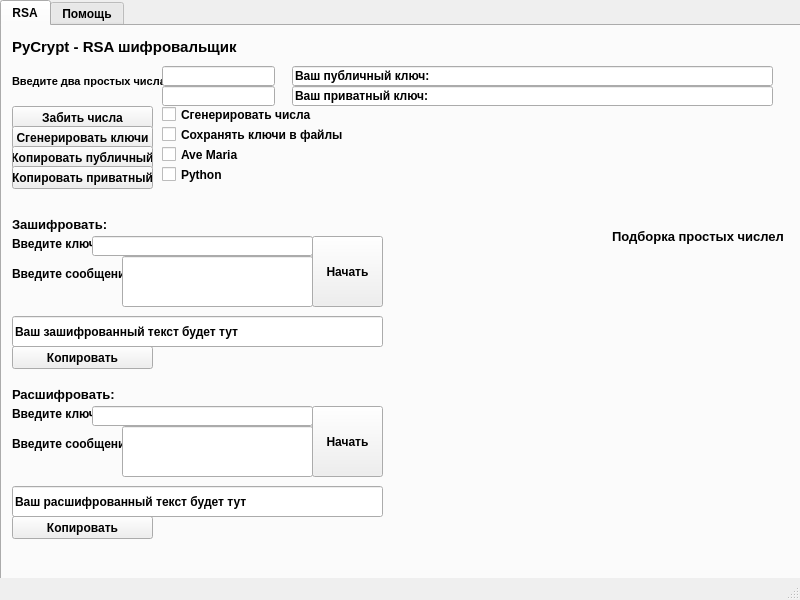
First picture: the form in pycrypt/PyCryptGUI.ui, repository hosboglot/24crypt, before the edit.
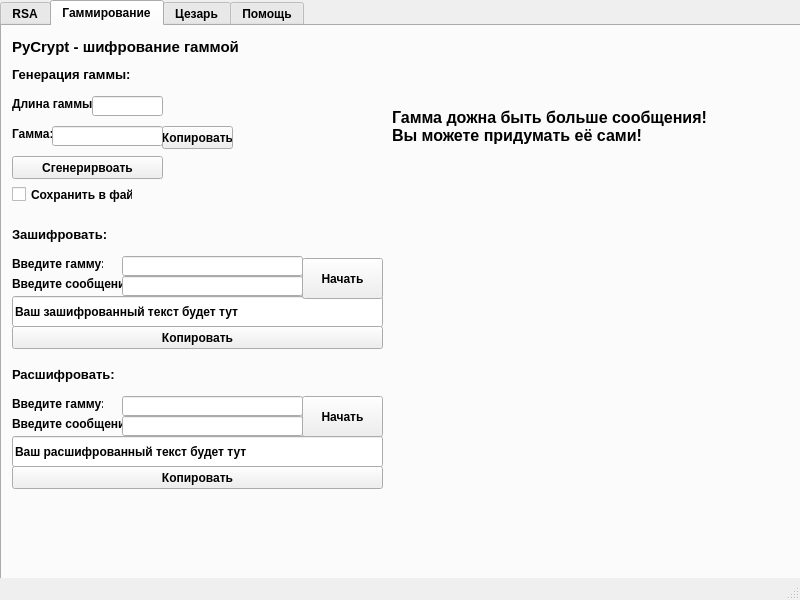
Second picture: the form after the edit. The open tabs and pages were chosen to show the change. Icons and pictures are not drawn.

Diff of the .ui file:
```diff
--- a/pycrypt/PyCryptGUI.ui
+++ b/pycrypt/PyCryptGUI.ui
@@ -320,8 +320,8 @@
      <widget class="QPushButton" name="copyTextEnc">
       <property name="geometry">
        <rect>
-        <x>10</x>
-        <y>320</y>
+        <x>9</x>
+        <y>305</y>
         <width>141</width>
         <height>23</height>
        </rect>
@@ -455,8 +455,8 @@
      <widget class="QPushButton" name="copyTextDec">
       <property name="geometry">
        <rect>
-        <x>10</x>
-        <y>490</y>
+        <x>9</x>
+        <y>477</y>
         <width>141</width>
         <height>23</height>
        </rect>
@@ -573,7 +573,7 @@
      <widget class="QLineEdit" name="publicKey">
       <property name="geometry">
        <rect>
-        <x>290</x>
+        <x>293</x>
         <y>40</y>
         <width>481</width>
         <height>20</height>
@@ -593,7 +593,7 @@
      <widget class="QLineEdit" name="privateKey">
       <property name="geometry">
        <rect>
-        <x>290</x>
+        <x>293</x>
         <y>60</y>
         <width>481</width>
         <height>20</height>
@@ -614,7 +614,7 @@
       <property name="geometry">
        <rect>
         <x>10</x>
-        <y>460</y>
+        <y>449</y>
         <width>371</width>
         <height>31</height>
        </rect>
@@ -634,7 +634,7 @@
       <property name="geometry">
        <rect>
         <x>10</x>
-        <y>290</y>
+        <y>278</y>
         <width>371</width>
         <height>31</height>
        </rect>
@@ -691,6 +691,670 @@
       </property>
      </widget>
     </widget>
+    <widget class="QWidget" name="tab_3">
+     <attribute name="title">
+      <string>Гаммирование</string>
+     </attribute>
+     <widget class="QLabel" name="MainName_2">
+      <property name="geometry">
+       <rect>
+        <x>10</x>
+        <y>10</y>
+        <width>321</width>
+        <height>21</height>
+       </rect>
+      </property>
+      <property name="font">
+       <font>
+        <family>Yu Gothic UI</family>
+        <pointsize>11</pointsize>
+        <weight>75</weight>
+        <bold>true</bold>
+       </font>
+      </property>
+      <property name="text">
+       <string>PyCrypt - шифрование гаммой</string>
+      </property>
+      <property name="textFormat">
+       <enum>Qt::AutoText</enum>
+      </property>
+     </widget>
+     <widget class="QLabel" name="label_5">
+      <property name="geometry">
+       <rect>
+        <x>10</x>
+        <y>40</y>
+        <width>121</width>
+        <height>16</height>
+       </rect>
+      </property>
+      <property name="font">
+       <font>
+        <pointsize>10</pointsize>
+       </font>
+      </property>
+      <property name="text">
+       <string>Генерация гаммы:</string>
+      </property>
+     </widget>
+     <widget class="QLabel" name="label_6">
+      <property name="geometry">
+       <rect>
+        <x>10</x>
+        <y>70</y>
+        <width>81</width>
+        <height>16</height>
+       </rect>
+      </property>
+      <property name="text">
+       <string>Длина гаммы:</string>
+      </property>
+     </widget>
+     <widget class="QLineEdit" name="lenGam">
+      <property name="geometry">
+       <rect>
+        <x>90</x>
+        <y>70</y>
+        <width>71</width>
+        <height>20</height>
+       </rect>
+      </property>
+     </widget>
+     <widget class="QLabel" name="label_7">
+      <property name="geometry">
+       <rect>
+        <x>10</x>
+        <y>100</y>
+        <width>41</width>
+        <height>16</height>
+       </rect>
+      </property>
+      <property name="text">
+       <string>Гамма:</string>
+      </property>
+     </widget>
+     <widget class="QLineEdit" name="GenGamWin">
+      <property name="geometry">
+       <rect>
+        <x>50</x>
+        <y>100</y>
+        <width>111</width>
+        <height>20</height>
+       </rect>
+      </property>
+     </widget>
+     <widget class="QPushButton" name="GenGamBut">
+      <property name="geometry">
+       <rect>
+        <x>10</x>
+        <y>130</y>
+        <width>151</width>
+        <height>23</height>
+       </rect>
+      </property>
+      <property name="text">
+       <string>Сгенерирвоать</string>
+      </property>
+     </widget>
+     <widget class="QCheckBox" name="checkFileGam">
+      <property name="geometry">
+       <rect>
+        <x>10</x>
+        <y>160</y>
+        <width>121</width>
+        <height>17</height>
+       </rect>
+      </property>
+      <property name="text">
+       <string>Сохранить в файл</string>
+      </property>
+     </widget>
+     <widget class="QLabel" name="inputToX_2">
+      <property name="geometry">
+       <rect>
+        <x>10</x>
+        <y>200</y>
+        <width>121</width>
+        <height>16</height>
+       </rect>
+      </property>
+      <property name="font">
+       <font>
+        <family>Yu Gothic UI</family>
+        <pointsize>10</pointsize>
+        <weight>75</weight>
+        <bold>true</bold>
+       </font>
+      </property>
+      <property name="text">
+       <string>Зашифровать:</string>
+      </property>
+     </widget>
+     <widget class="QLabel" name="label_15">
+      <property name="geometry">
+       <rect>
+        <x>10</x>
+        <y>230</y>
+        <width>91</width>
+        <height>16</height>
+       </rect>
+      </property>
+      <property name="text">
+       <string>Введите гамму:</string>
+      </property>
+     </widget>
+     <widget class="QLineEdit" name="gmaEncInp">
+      <property name="geometry">
+       <rect>
+        <x>120</x>
+        <y>230</y>
+        <width>181</width>
+        <height>20</height>
+       </rect>
+      </property>
+     </widget>
+     <widget class="QLabel" name="label_16">
+      <property name="geometry">
+       <rect>
+        <x>10</x>
+        <y>250</y>
+        <width>121</width>
+        <height>16</height>
+       </rect>
+      </property>
+      <property name="text">
+       <string>Введите сообщение:</string>
+      </property>
+     </widget>
+     <widget class="QLineEdit" name="msgGamEncInp">
+      <property name="geometry">
+       <rect>
+        <x>120</x>
+        <y>250</y>
+        <width>181</width>
+        <height>20</height>
+       </rect>
+      </property>
+     </widget>
+     <widget class="QLineEdit" name="getCiGam">
+      <property name="geometry">
+       <rect>
+        <x>10</x>
+        <y>270</y>
+        <width>371</width>
+        <height>31</height>
+       </rect>
+      </property>
+      <property name="font">
+       <font>
+        <family>Yu Gothic UI</family>
+        <weight>75</weight>
+        <bold>true</bold>
+       </font>
+      </property>
+      <property name="text">
+       <string>Ваш зашифрованный текст будет тут</string>
+      </property>
+     </widget>
+     <widget class="QPushButton" name="encGamStart">
+      <property name="geometry">
+       <rect>
+        <x>300</x>
+        <y>232</y>
+        <width>81</width>
+        <height>41</height>
+       </rect>
+      </property>
+      <property name="text">
+       <string>Начать</string>
+      </property>
+     </widget>
+     <widget class="QLabel" name="inputForX_3">
+      <property name="geometry">
+       <rect>
+        <x>10</x>
+        <y>340</y>
+        <width>111</width>
+        <height>16</height>
+       </rect>
+      </property>
+      <property name="font">
+       <font>
+        <family>Yu Gothic UI</family>
+        <pointsize>10</pointsize>
+        <weight>75</weight>
+        <bold>true</bold>
+       </font>
+      </property>
+      <property name="text">
+       <string>Расшифровать:</string>
+      </property>
+     </widget>
+     <widget class="QLabel" name="label_17">
+      <property name="geometry">
+       <rect>
+        <x>10</x>
+        <y>370</y>
+        <width>91</width>
+        <height>16</height>
+       </rect>
+      </property>
+      <property name="text">
+       <string>Введите гамму:</string>
+      </property>
+     </widget>
+     <widget class="QLineEdit" name="gmaDecInp">
+      <property name="geometry">
+       <rect>
+        <x>120</x>
+        <y>370</y>
+        <width>181</width>
+        <height>20</height>
+       </rect>
+      </property>
+     </widget>
+     <widget class="QLabel" name="label_18">
+      <property name="geometry">
+       <rect>
+        <x>10</x>
+        <y>390</y>
+        <width>121</width>
+        <height>16</height>
+       </rect>
+      </property>
+      <property name="text">
+       <string>Введите сообщение:</string>
+      </property>
+     </widget>
+     <widget class="QLineEdit" name="msgGamDecInp">
+      <property name="geometry">
+       <rect>
+        <x>120</x>
+        <y>390</y>
+        <width>181</width>
+        <height>20</height>
+       </rect>
+      </property>
+     </widget>
+     <widget class="QLineEdit" name="getResGam">
+      <property name="geometry">
+       <rect>
+        <x>10</x>
+        <y>410</y>
+        <width>371</width>
+        <height>31</height>
+       </rect>
+      </property>
+      <property name="font">
+       <font>
+        <family>Yu Gothic UI</family>
+        <weight>75</weight>
+        <bold>true</bold>
+       </font>
+      </property>
+      <property name="text">
+       <string>Ваш расшифрованный текст будет тут</string>
+      </property>
+     </widget>
+     <widget class="QPushButton" name="decGamStart">
+      <property name="geometry">
+       <rect>
+        <x>300</x>
+        <y>370</y>
+        <width>81</width>
+        <height>41</height>
+       </rect>
+      </property>
+      <property name="text">
+       <string>Начать</string>
+      </property>
+     </widget>
+     <widget class="QPushButton" name="copyGam">
+      <property name="geometry">
+       <rect>
+        <x>160</x>
+        <y>100</y>
+        <width>71</width>
+        <height>23</height>
+       </rect>
+      </property>
+      <property name="font">
+       <font>
+        <family>Yu Gothic UI</family>
+        <weight>75</weight>
+        <bold>true</bold>
+       </font>
+      </property>
+      <property name="text">
+       <string>Копировать</string>
+      </property>
+     </widget>
+     <widget class="QLabel" name="warningGam">
+      <property name="geometry">
+       <rect>
+        <x>390</x>
+        <y>60</y>
+        <width>371</width>
+        <height>81</height>
+       </rect>
+      </property>
+      <property name="font">
+       <font>
+        <family>Yu Gothic UI</family>
+        <pointsize>12</pointsize>
+        <weight>75</weight>
+        <bold>true</bold>
+       </font>
+      </property>
+      <property name="text">
+       <string>Гамма дожна быть больше сообщения!
+Вы можете придумать её сами!</string>
+      </property>
+     </widget>
+     <widget class="QPushButton" name="copyEncMsgGam">
+      <property name="geometry">
+       <rect>
+        <x>10</x>
+        <y>300</y>
+        <width>371</width>
+        <height>23</height>
+       </rect>
+      </property>
+      <property name="text">
+       <string>Копировать</string>
+      </property>
+     </widget>
+     <widget class="QPushButton" name="copyDecMsgGam">
+      <property name="geometry">
+       <rect>
+        <x>10</x>
+        <y>440</y>
+        <width>371</width>
+        <height>23</height>
+       </rect>
+      </property>
+      <property name="text">
+       <string>Копировать</string>
+      </property>
+     </widget>
+    </widget>
+    <widget class="QWidget" name="tab_4">
+     <attribute name="title">
+      <string>Цезарь</string>
+     </attribute>
+     <widget class="QLabel" name="MainName_3">
+      <property name="geometry">
+       <rect>
+        <x>10</x>
+        <y>10</y>
+        <width>321</width>
+        <height>21</height>
+       </rect>
+      </property>
+      <property name="font">
+       <font>
+        <family>Yu Gothic UI</family>
+        <pointsize>11</pointsize>
+        <weight>75</weight>
+        <bold>true</bold>
+       </font>
+      </property>
+      <property name="text">
+       <string>PyCrypt - шифр Цезаря</string>
+      </property>
+      <property name="textFormat">
+       <enum>Qt::AutoText</enum>
+      </property>
+     </widget>
+     <widget class="QLabel" name="label_8">
+      <property name="geometry">
+       <rect>
+        <x>10</x>
+        <y>40</y>
+        <width>51</width>
+        <height>16</height>
+       </rect>
+      </property>
+      <property name="font">
+       <font>
+        <pointsize>10</pointsize>
+       </font>
+      </property>
+      <property name="text">
+       <string>Сдвиг:</string>
+      </property>
+     </widget>
+     <widget class="QLineEdit" name="sdvig">
+      <property name="geometry">
+       <rect>
+        <x>50</x>
+        <y>40</y>
+        <width>71</width>
+        <height>20</height>
+       </rect>
+      </property>
+      <property name="text">
+       <string>1</string>
+      </property>
+     </widget>
+     <widget class="QLabel" name="inputToX_3">
+      <property name="geometry">
+       <rect>
+        <x>10</x>
+        <y>90</y>
+        <width>121</width>
+        <height>16</height>
+       </rect>
+      </property>
+      <property name="font">
+       <font>
+        <family>Yu Gothic UI</family>
+        <pointsize>10</pointsize>
+        <weight>75</weight>
+        <bold>true</bold>
+       </font>
+      </property>
+      <property name="text">
+       <string>Зашифровать:</string>
+      </property>
+     </widget>
+     <widget class="QLabel" name="label_19">
+      <property name="geometry">
+       <rect>
+        <x>10</x>
+        <y>120</y>
+        <width>141</width>
+        <height>16</height>
+       </rect>
+      </property>
+      <property name="font">
+       <font>
+        <family>Yu Gothic UI</family>
+        <pointsize>10</pointsize>
+        <weight>75</weight>
+        <bold>true</bold>
+       </font>
+      </property>
+      <property name="text">
+       <string>Введите сообщение:</string>
+      </property>
+     </widget>
+     <widget class="QLineEdit" name="CeMsgE">
+      <property name="geometry">
+       <rect>
+        <x>140</x>
+        <y>120</y>
+        <width>181</width>
+        <height>20</height>
+       </rect>
+      </property>
+     </widget>
+     <widget class="QLineEdit" name="CeMsgEout">
+      <property name="geometry">
+       <rect>
+        <x>10</x>
+        <y>140</y>
+        <width>311</width>
+        <height>31</height>
+       </rect>
+      </property>
+      <property name="font">
+       <font>
+        <family>Yu Gothic UI</family>
+        <weight>75</weight>
+        <bold>true</bold>
+       </font>
+      </property>
+      <property name="text">
+       <string>Ваш зашифрованный текст будет тут</string>
+      </property>
+     </widget>
+     <widget class="QPushButton" name="CeStartE">
+      <property name="geometry">
+       <rect>
+        <x>320</x>
+        <y>120</y>
+        <width>81</width>
+        <height>51</height>
+       </rect>
+      </property>
+      <property name="text">
+       <string>Начать</string>
+      </property>
+     </widget>
+     <widget class="QLabel" name="inputForX_4">
+      <property name="geometry">
+       <rect>
+        <x>10</x>
+        <y>210</y>
+        <width>111</width>
+        <height>16</height>
+       </rect>
+      </property>
+      <property name="font">
+       <font>
+        <family>Yu Gothic UI</family>
+        <pointsize>10</pointsize>
+        <weight>75</weight>
+        <bold>true</bold>
+       </font>
+      </property>
+      <property name="text">
+       <string>Расшифровать:</string>
+      </property>
+     </widget>
+     <widget class="QLabel" name="label_20">
+      <property name="geometry">
+       <rect>
+        <x>10</x>
+        <y>240</y>
+        <width>131</width>
+        <height>16</height>
+       </rect>
+      </property>
+      <property name="font">
+       <font>
+        <family>Yu Gothic UI</family>
+        <pointsize>10</pointsize>
+        <weight>75</weight>
+        <bold>true</bold>
+       </font>
+      </property>
+      <property name="text">
+       <string>Введите сообщение:</string>
+      </property>
+     </widget>
+     <widget class="QLineEdit" name="CeMsgD">
+      <property name="geometry">
+       <rect>
+        <x>140</x>
+        <y>240</y>
+        <width>181</width>
+        <height>20</height>
+       </rect>
+      </property>
+     </widget>
+     <widget class="QLineEdit" name="CeMsgDout">
+      <property name="geometry">
+       <rect>
+        <x>10</x>
+        <y>260</y>
+        <width>311</width>
+        <height>31</height>
+       </rect>
+      </property>
+      <property name="font">
+       <font>
+        <family>Yu Gothic UI</family>
+        <weight>75</weight>
+        <bold>true</bold>
+       </font>
+      </property>
+      <property name="text">
+       <string>Ваш расшифрованный текст будет тут</string>
+      </property>
+     </widget>
+     <widget class="QPushButton" name="CeStartD">
+      <property name="geometry">
+       <rect>
+        <x>320</x>
+        <y>240</y>
+        <width>81</width>
+        <height>51</height>
+       </rect>
+      </property>
+      <property name="text">
+       <string>Начать</string>
+      </property>
+     </widget>
+     <widget class="QLabel" name="warningCe">
+      <property name="geometry">
+       <rect>
+        <x>10</x>
+        <y>320</y>
+        <width>391</width>
+        <height>51</height>
+       </rect>
+      </property>
+      <property name="font">
+       <font>
+        <family>Yu Gothic UI</family>
+        <pointsize>12</pointsize>
+        <weight>75</weight>
+        <bold>true</bold>
+       </font>
+      </property>
+      <property name="text">
+       <string/>
+      </property>
+     </widget>
+     <widget class="QPushButton" name="copyEce">
+      <property name="geometry">
+       <rect>
+        <x>10</x>
+        <y>170</y>
+        <width>391</width>
+        <height>23</height>
+       </rect>
+      </property>
+      <property name="text">
+       <string>Копировать</string>
+      </property>
+     </widget>
+     <widget class="QPushButton" name="copyDce">
+      <property name="geometry">
+       <rect>
+        <x>10</x>
+        <y>290</y>
+        <width>391</width>
+        <height>23</height>
+       </rect>
+      </property>
+      <property name="text">
+       <string>Копировать</string>
+      </property>
+     </widget>
+    </widget>
     <widget class="QWidget" name="tab_2">
      <attribute name="title">
       <string>Помощь</string>
```
Left out of the diff: 2 changed lines with no effect on the pictures.
